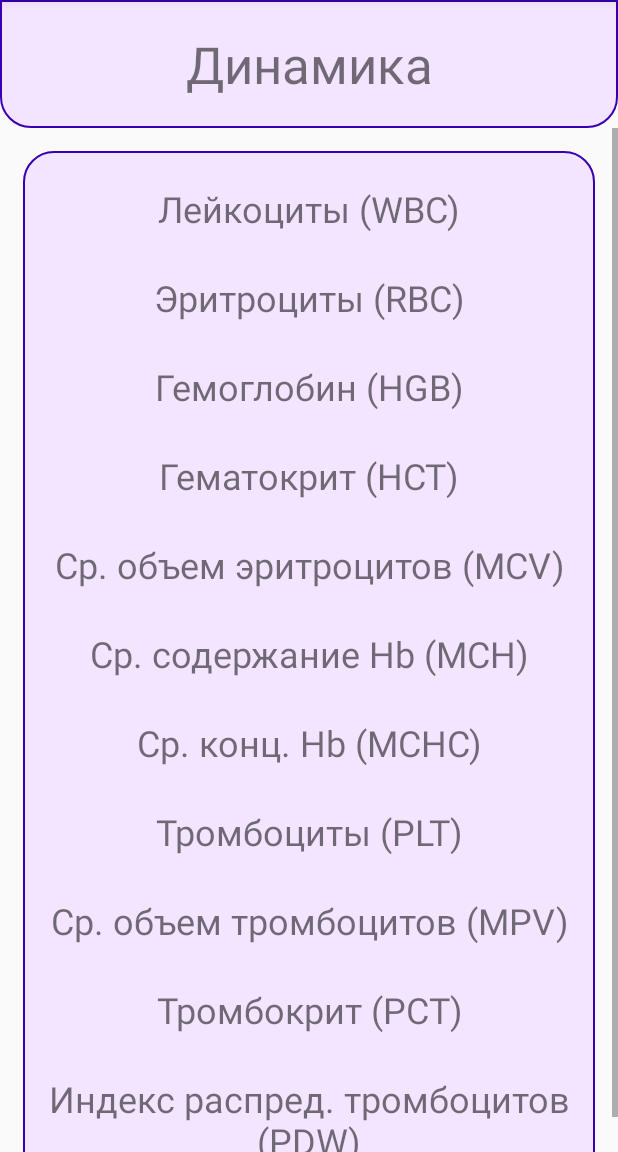
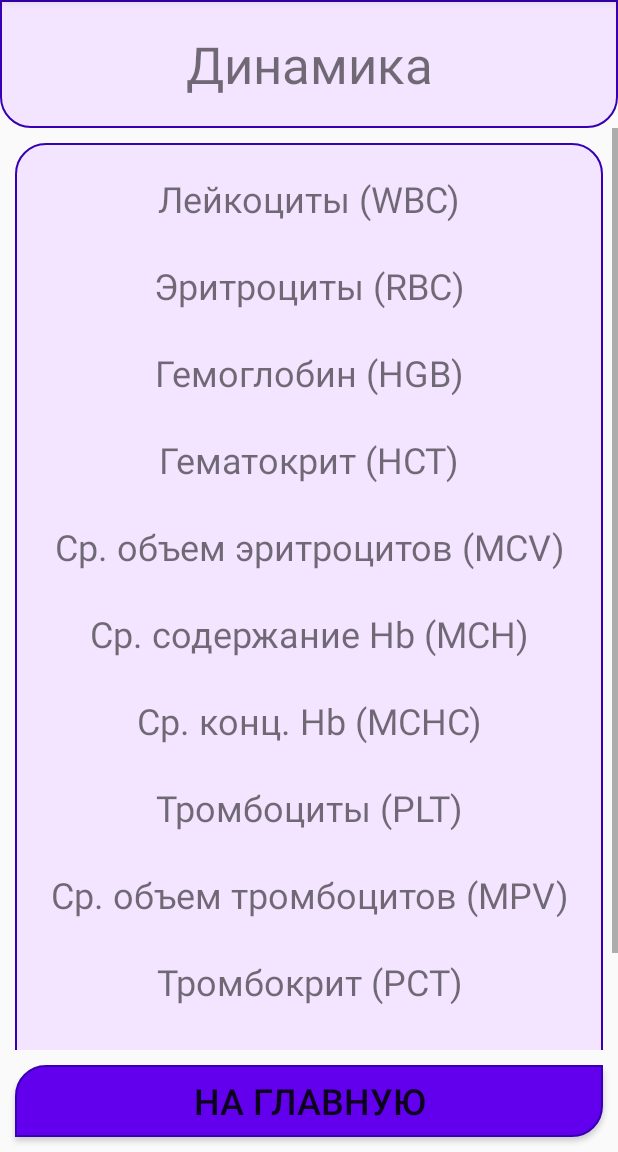
Before and after one commit to RealHotPepe/diplom, an Android app: the DynamicsActivity screen opened directly, with no data from a screen before it, on a phone screen of 412 x 824 dp, the part 84-1236 px from its top. Run offline under Robolectric (Android 15) with nearby library versions, the phone set to English and light mode, and no system bars; our stand-ins replace Room's generated code.

Commit message:
<fix> fix some id buttons and design

```diff
--- a/app/src/main/java/com/example/diplom/DynamicsActivity.java
+++ b/app/src/main/java/com/example/diplom/DynamicsActivity.java
@@ -6,6 +6,7 @@ import android.graphics.Typeface;
 import android.os.Bundle;
 import android.view.Gravity;
 import android.view.View;
+import android.widget.Button;
 import android.widget.LinearLayout;
 import android.widget.TableRow;
 import android.widget.TextView;
@@ -29,7 +30,17 @@ public class DynamicsActivity extends AppCompatActivity {
         container = findViewById(R.id.dynamicsContainer);
         db = AppDatabase.getInstance(this);
 
+        setupBackButton();
         loadUserGender();
+    }
+
+    private void setupBackButton() {
+        Button backButton = findViewById(R.id.backDynamic);
+        backButton.setOnClickListener(v -> {
+            Intent intent = new Intent(DynamicsActivity.this, MainActivity.class);
+            startActivity(intent);
+            finish();
+        });
     }
 
     private void loadUserGender() {
@@ -62,7 +73,7 @@ public class DynamicsActivity extends AppCompatActivity {
         row.setLayoutParams(new TableRow.LayoutParams(
                 TableRow.LayoutParams.MATCH_PARENT,
                 TableRow.LayoutParams.WRAP_CONTENT));
-        row.setPadding(10, 20, 10, 10);
+        row.setPadding(10, 18, 10, 10);
 
         TextView nameView = new TextView(this);
         nameView.setLayoutParams(new TableRow.LayoutParams(
--- a/app/src/main/res/layout/activity_dynamics.xml
+++ b/app/src/main/res/layout/activity_dynamics.xml
@@ -31,12 +31,21 @@
                 android:id="@+id/dynamicsContainer"
                 android:layout_width="match_parent"
                 android:layout_height="wrap_content"
-                android:layout_margin="15dp"
+                android:layout_margin="10dp"
                 android:padding="5dp"
                 android:background="@drawable/rounded_body"
                 android:orientation="vertical">
 
             </LinearLayout>
         </ScrollView>
+        <Button
+            android:id="@+id/backDynamic"
+            android:layout_width="match_parent"
+            android:layout_height="wrap_content"
+            android:layout_margin="10dp"
+            android:background="@drawable/rounded_two_corners"
+            android:text="@string/back"
+            android:textSize="24sp"
+            app:layout_constraintBottom_toBottomOf="parent"/>
     </LinearLayout>
 </androidx.constraintlayout.widget.ConstraintLayout>
--- a/app/src/main/res/values/strings.xml
+++ b/app/src/main/res/values/strings.xml
@@ -36,5 +36,6 @@
     <string name="userResult">Ваш результат</string>
     <string name="goldCenter">Норма</string>
     <string name="dynamics">Динамика</string>
+    <string name="dynamics_back">Назад</string>
 
 </resources>
```
Also changed, not shown: app/src/main/java/com/example/diplom/ChartActivity.java (+12 -0 lines), app/src/main/res/layout/activity_chart.xml (+11 -0 lines), app/src/main/res/layout/activity_testing.xml (+4 -4 lines).
